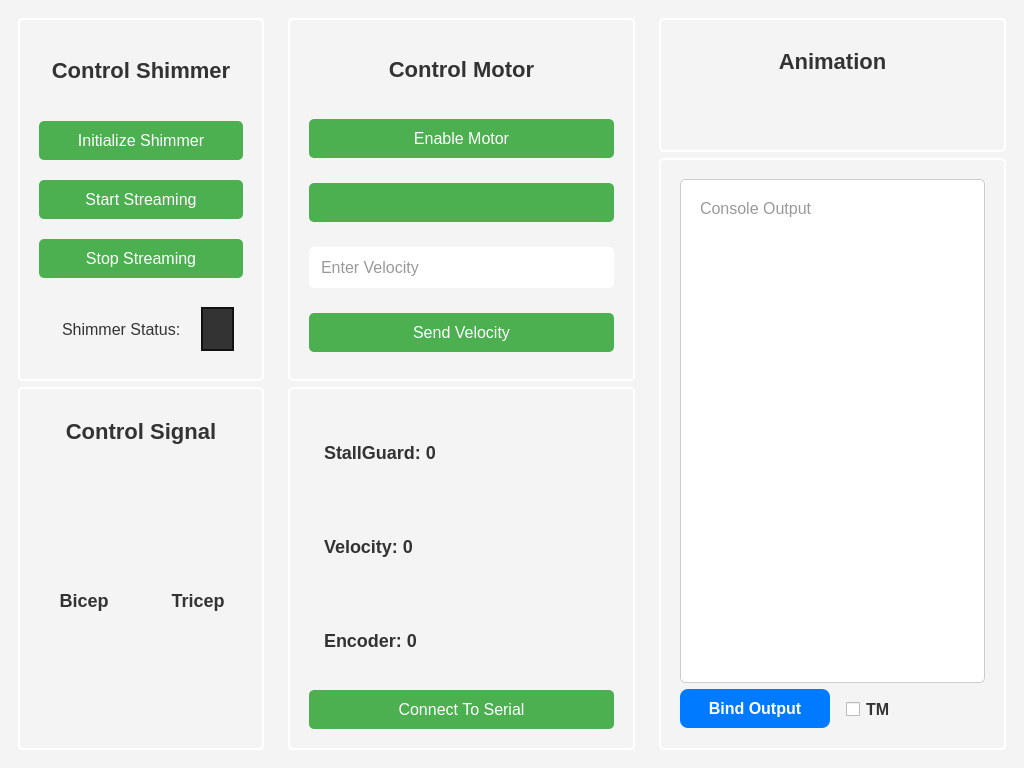
carl0801/ElbowExo, file app_dependency/mainwindow.ui: the form before one commit.
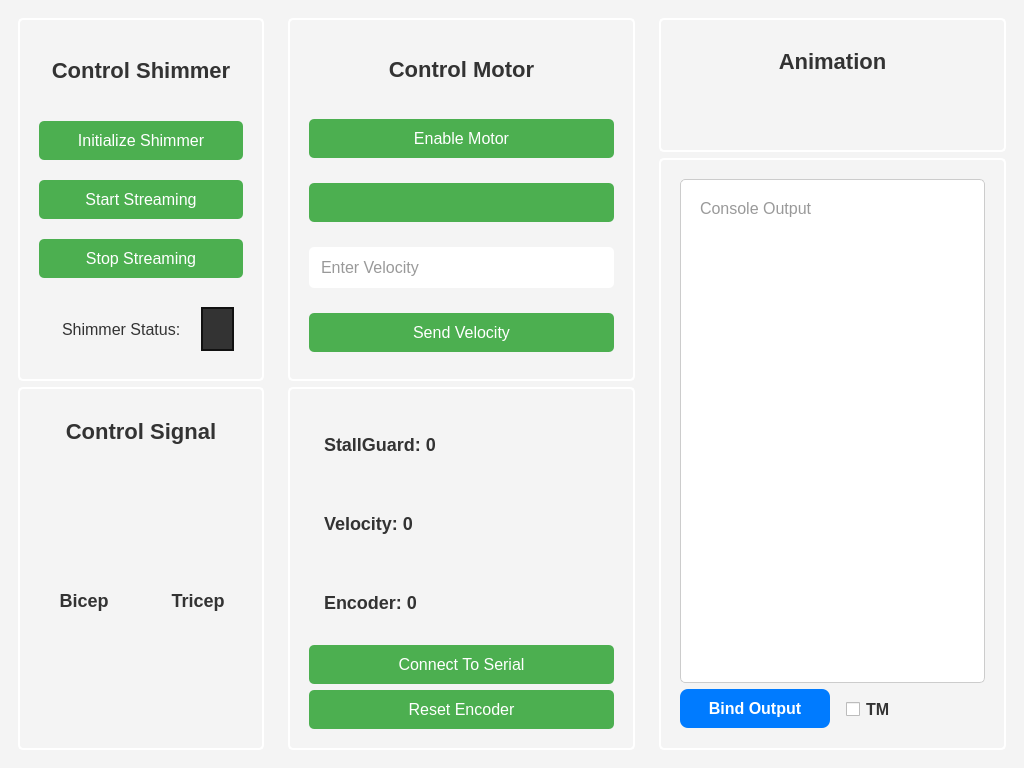
The form after the commit.

The edit to the form file:
```diff
--- a/app_dependency/mainwindow.ui
+++ b/app_dependency/mainwindow.ui
@@ -432,6 +432,21 @@
                                                 </property>
                                             </widget>
                                         </item>
+                                        <item>
+                                            <widget class="QPushButton" name="reset_encoder_button">
+                                                <property name="text">
+                                                    <string>Reset Encoder</string>
+                                                </property>
+                                                <property name="styleSheet">
+                                                    <string>
+                                                    border: none;
+                                                    color: white;
+                                                    font-weight: normal;
+                                                    font-size: 16px;
+                                                    </string>
+                                                </property>
+                                            </widget>
+                                        </item>
                                     </layout>
                                 </widget>
                             </item>
```
